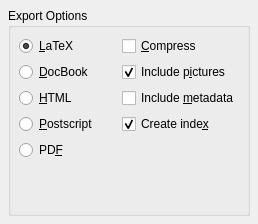
arnt/qt-history2, file doc/src/snippets/quiloader/myform.ui: the form before one commit.
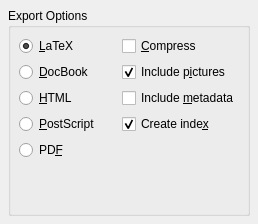
The form after the commit.

Commit message:
p4i integration Integrate 232263 from 4.2 to main: Fixes:    Mostly doc fixes, but also Postscript -> PostScript in new API.
[git-p4: depot-paths = "//depot/qt/main/": change = 232264]

Diff of the .ui file:
```diff
--- a/doc/src/snippets/quiloader/myform.ui
+++ b/doc/src/snippets/quiloader/myform.ui
@@ -91,7 +91,7 @@
       <item row="3" column="0" >
        <widget class="QRadioButton" name="radioButton_3" >
         <property name="text" >
-         <string>&amp;Postscript</string>
+         <string>&amp;PostScript</string>
         </property>
        </widget>
       </item>
```
The commit also changes 63 other files.
